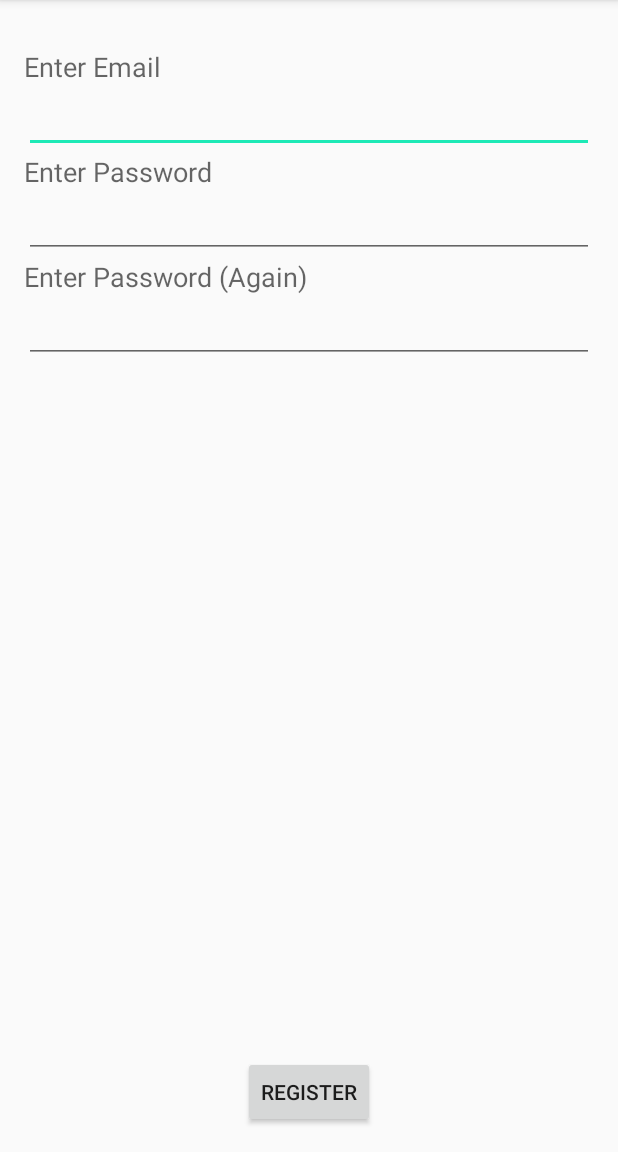
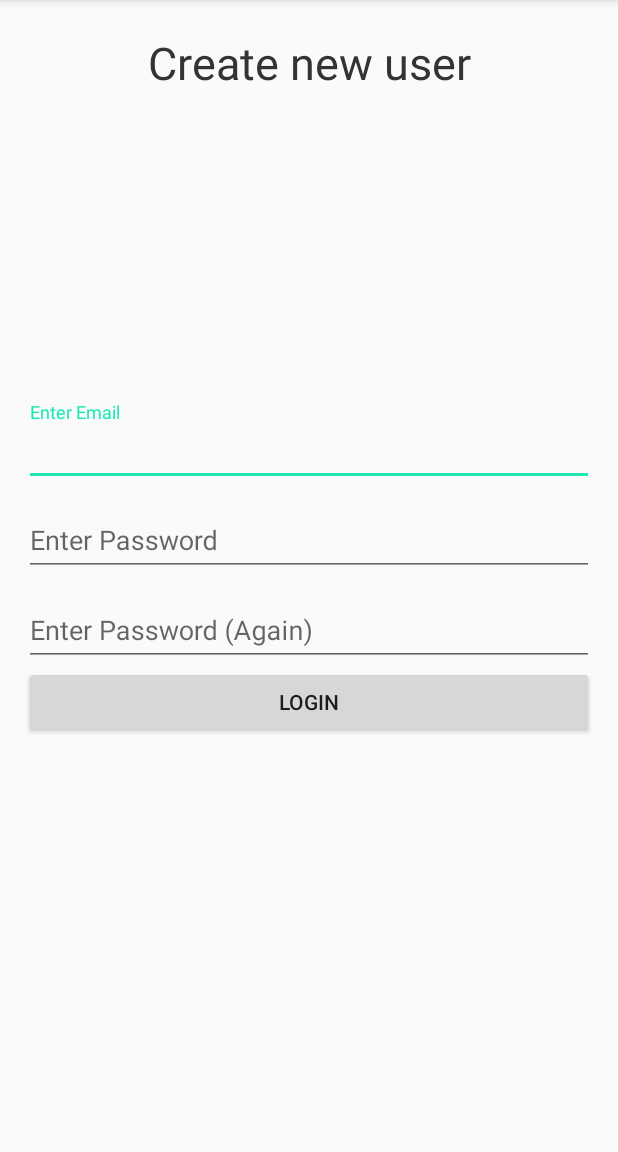
Before and after one commit to akrmn/recicl.ar, an Android app: the Register screen opened directly, with no data from a screen before it, on a phone screen of 412 x 824 dp, the part 84-1236 px from its top. Run offline under Robolectric (Android 15) with nearby library versions, the phone set to English and light mode, and no system bars; our stand-ins replace ButterKnife; libraries missing offline, so code that uses them is left out: com.firebase.client.

Commit message:
CAmbio total en content_register

```diff
--- a/app/build.gradle
+++ b/app/build.gradle
@@ -30,17 +30,17 @@ repositories {
 
 dependencies {
     compile fileTree(dir: 'libs', include: ['*.jar'])
+
+
+
     compile 'com.android.support:appcompat-v7:23.1.1'
     compile 'com.android.support:design:23.1.1'
     compile 'com.android.support:cardview-v7:23.1.1'
     compile 'com.gordonwong:material-sheet-fab:1.2.1'
-
-    compile 'com.firebase:firebase-client-android:2.5.0+'
+    compile 'com.firebase:firebase-client-android:2.5.0'
     compile 'com.firebaseui:firebase-ui:0.3.1'
-
     compile 'com.jakewharton:butterknife:7.0.1'
-
     compile 'com.facebook.android:facebook-android-sdk:4.6.0'
-    compile 'com.google.android.gms:play-services-auth:8.3.0'
+    compile 'com.google.android.gms:play-services-auth:8.4.0'
     compile 'org.twitter4j:twitter4j-core:4.0.2'
 }
--- a/app/src/main/java/ar/recicl/reciclar/activity/Register.java
+++ b/app/src/main/java/ar/recicl/reciclar/activity/Register.java
@@ -2,6 +2,7 @@ package ar.recicl.reciclar.activity;
 
 import android.content.Intent;
 import android.os.Bundle;
+import android.support.design.widget.TextInputLayout;
 import android.widget.EditText;
 import com.firebase.client.Firebase;
 import com.firebase.client.FirebaseError;
@@ -18,6 +19,13 @@ public class Register extends Base {
     @Bind(R.id.input_password1) EditText user_password1;
     @Bind(R.id.input_password2) EditText user_password2;
 
+    @Bind(R.id.emailWrapper)
+    TextInputLayout wrapper_email;
+    @Bind(R.id.password1Wrapper)
+    TextInputLayout wrapper_pass1;
+    @Bind(R.id.password2Wrapper)
+    TextInputLayout wrapper_pass2;
+
     public Register() {
         super(R.layout.activity_register, R.menu.register, R.string.title_activity_main, true);
     }
@@ -29,14 +37,20 @@ public class Register extends Base {
 
     @OnClick(R.id.button_complete_register)
     void onButtonCompleteRegisterClick() {
-        if(getTextAsString(user_email).equals("") ||
-           getTextAsString(user_password1).equals("") ||
-           getTextAsString(user_password2).equals("")){
-            showSnackbarMessage("Por favor, verifique que todos los campos estén llenos", null, null);
+        if(getTextAsString(user_email).equals("")){
+            wrapper_email.setError("Este campo es obligatorio.");
+            return;
+        }
+        if(getTextAsString(user_password1).equals("")){
+            wrapper_pass1.setError("Este campo es obligatorio.");
+            return;
+        }
+        if(getTextAsString(user_password2).equals("")){
+            wrapper_pass2.setError("Este campo es obligatorio.");
             return;
         }
         if(!getTextAsString(user_password1).equals(getTextAsString(user_password2))){
-            showSnackbarMessage("Las contraseñas ingresadas no coinciden.", null, null);
+            wrapper_pass2.setError("Las contraseñas ingresadas no coinciden");
             return;
         }
         getFirebase().createUser(getTextAsString(user_email), getTextAsString(user_password1), new Firebase.ValueResultHandler<Map<String, Object>>() {
@@ -44,11 +58,12 @@ public class Register extends Base {
             public void onSuccess(Map<String, Object> result) {
                 System.out.println("Successfully created user account with uid: " + result.get("uid"));
                 showSnackbarMessage("Cuenta creada satisfactoriamente!", null, null);
+                finish();
             }
             @Override
             public void onError(FirebaseError firebaseError) {
                 switch(firebaseError.getCode()) {
-                    case -15: showSnackbarMessage("El email ingresado no es válido.", null, null);
+                    case -15: wrapper_email.setError("El email ingresado no es válido.");
                               break;
                     case -18: showSnackbarMessage("El email ingresado ya se encuentra registrado.", null, null);
                               break;
--- a/app/src/main/java/ar/recicl/reciclar/activity/Welcome.java
+++ b/app/src/main/java/ar/recicl/reciclar/activity/Welcome.java
@@ -7,6 +7,7 @@ import android.util.Log;
 
 import com.firebase.client.AuthData;
 import com.firebase.client.Firebase;
+import com.firebase.client.FirebaseError;
 import com.firebase.ui.auth.core.AuthProviderType;
 import com.firebase.ui.auth.core.FirebaseLoginBaseActivity;
 import com.firebase.ui.auth.core.FirebaseLoginError;
@@ -43,7 +44,17 @@ public class Welcome extends FirebaseLoginBaseActivity {
 
     @OnClick(R.id.button_login)
     void onButtonLoginClick() {
-        showFirebaseLoginPrompt();
+        //showFirebaseLoginPrompt();
+        Application.getFirebase().authWithPassword("prueba@prueba.prueba", "prueba", new Firebase.AuthResultHandler() {
+            @Override
+            public void onAuthenticated(AuthData authData) {
+                System.out.println("User ID: " + authData.getUid() + ", Provider: " + authData.getProvider());
+            }
+            @Override
+            public void onAuthenticationError(FirebaseError firebaseError) {
+                // there was an error
+            }
+        });
     }
 
     @OnClick(R.id.button_register)
--- a/app/src/main/res/layout/content_register.xml
+++ b/app/src/main/res/layout/content_register.xml
@@ -1,92 +1,98 @@
-<?xml version="1.0" encoding="utf-8"?>
 <RelativeLayout
     xmlns:android="http://schemas.android.com/apk/res/android"
     xmlns:app="http://schemas.android.com/apk/res-auto"
     xmlns:tools="http://schemas.android.com/tools"
     android:layout_width="match_parent"
     android:layout_height="match_parent"
-    android:paddingBottom="@dimen/activity_vertical_margin"
-    android:paddingLeft="@dimen/activity_horizontal_margin"
-    android:paddingRight="@dimen/activity_horizontal_margin"
-    android:paddingTop="@dimen/activity_vertical_margin"
+    android:paddingBottom="16dp"
+    android:paddingLeft="16dp"
+    android:paddingRight="16dp"
+    android:paddingTop="16dp"
     tools:context="ar.recicl.reciclar.activity.Register"
-    tools:showIn="@layout/activity_register" >
+    tools:showIn="@layout/activity_register">
+
+    <RelativeLayout
+        android:layout_width="match_parent"
+        android:layout_height="wrap_content"
+        android:layout_weight="0.5"
+        android:orientation="vertical"
+        android:id="@+id/relativeLayout">
+
+    </RelativeLayout>
 
 
-    <TextView
-        android:layout_width="wrap_content"
+    <RelativeLayout
+        android:layout_width="match_parent"
         android:layout_height="wrap_content"
-        android:textAppearance="?android:attr/textAppearanceMedium"
-        android:text="@string/label_enter_email"
-        android:id="@+id/label_email"
-        android:layout_alignParentTop="true"
+        android:layout_weight="0.5"
+        android:orientation="vertical"
+        android:layout_gravity="center_vertical"
+        android:layout_centerVertical="true"
         android:layout_alignParentLeft="true"
         android:layout_alignParentStart="true"
-        android:layout_marginTop="72dp" />
+        android:id="@+id/relativeLayout2">
 
-    <EditText
-        android:layout_width="wrap_content"
+        <android.support.design.widget.TextInputLayout
+            android:id="@+id/emailWrapper"
+            android:layout_width="match_parent"
+            android:layout_height="wrap_content">
+            <EditText
+                android:id="@+id/input_email"
+                android:layout_width="match_parent"
+                android:layout_height="wrap_content"
+                android:inputType="textEmailAddress"
+                android:hint="@string/label_enter_email"/>
+        </android.support.design.widget.TextInputLayout>
+
+        <android.support.design.widget.TextInputLayout
+            android:id="@+id/password1Wrapper"
+            android:layout_width="match_parent"
+            android:layout_height="wrap_content"
+            android:layout_below="@id/emailWrapper"
+            android:layout_marginTop="4dp">
+            <EditText
+                android:id="@+id/input_password1"
+                android:layout_width="match_parent"
+                android:layout_height="wrap_content"
+                android:inputType="textPassword"
+                android:hint="@string/label_enter_password"/>
+        </android.support.design.widget.TextInputLayout>
+
+        <android.support.design.widget.TextInputLayout
+            android:id="@+id/password2Wrapper"
+            android:layout_width="match_parent"
+            android:layout_height="wrap_content"
+            android:layout_below="@+id/password1Wrapper"
+            android:layout_marginTop="4dp">
+            <EditText
+                android:id="@+id/input_password2"
+                android:layout_width="match_parent"
+                android:layout_height="wrap_content"
+                android:inputType="textPassword"
+                android:hint="@string/label_enter_password_again"/>
+        </android.support.design.widget.TextInputLayout>
+
+    </RelativeLayout>
+
+    <Button
+        android:id="@+id/button_complete_register"
+        android:layout_width="match_parent"
         android:layout_height="wrap_content"
-        android:inputType="textEmailAddress"
-        android:ems="10"
-        android:id="@+id/input_email"
-        android:layout_below="@+id/label_email"
-        android:layout_alignParentLeft="true"
-        android:layout_alignParentStart="true"
-        android:layout_alignParentRight="true"
-        android:layout_alignParentEnd="true" />
-
-    <TextView
-        android:layout_width="wrap_content"
-        android:layout_height="wrap_content"
-        android:textAppearance="?android:attr/textAppearanceMedium"
-        android:text="@string/label_enter_password"
-        android:id="@+id/label_password1"
-        android:layout_below="@+id/input_email"
+        android:text="@string/label_login"
+        android:layout_below="@+id/relativeLayout2"
         android:layout_alignParentLeft="true"
         android:layout_alignParentStart="true" />
 
     <TextView
-        android:layout_width="wrap_content"
+        android:layout_width="match_parent"
         android:layout_height="wrap_content"
-        android:textAppearance="?android:attr/textAppearanceMedium"
-        android:text="@string/label_enter_password_again"
-        android:id="@+id/label_password2"
-        android:layout_below="@+id/input_password1"
+        android:gravity="center"
+        android:text="@string/register_message"
+        android:textSize="30sp"
+        android:textColor="#333333"
+        android:layout_marginTop="61dp"
+        android:layout_below="@+id/relativeLayout"
         android:layout_alignParentLeft="true"
         android:layout_alignParentStart="true" />
 
-    <EditText
-        android:layout_width="wrap_content"
-        android:layout_height="wrap_content"
-        android:inputType="textPassword"
-        android:ems="10"
-        android:id="@+id/input_password1"
-        android:layout_below="@+id/label_password1"
-        android:layout_alignParentLeft="true"
-        android:layout_alignParentStart="true"
-        android:layout_alignRight="@+id/input_email"
-        android:layout_alignEnd="@+id/input_email" />
-
-    <EditText
-        android:layout_width="wrap_content"
-        android:layout_height="wrap_content"
-        android:inputType="textPassword"
-        android:ems="10"
-        android:id="@+id/input_password2"
-        android:layout_below="@+id/label_password2"
-        android:layout_alignParentLeft="true"
-        android:layout_alignParentStart="true"
-        android:layout_alignRight="@+id/input_password1"
-        android:layout_alignEnd="@+id/input_password1" />
-
-    <Button
-        style="?android:attr/buttonStyleSmall"
-        android:layout_width="wrap_content"
-        android:layout_height="wrap_content"
-        android:text="@string/label_register"
-        android:id="@+id/button_complete_register"
-        android:layout_alignParentBottom="true"
-        android:layout_centerHorizontal="true" />
-
 </RelativeLayout>
--- a/app/src/main/res/values/strings.xml
+++ b/app/src/main/res/values/strings.xml
@@ -1,6 +1,7 @@
 <resources>
     <string name="app_name">recicl.ar</string>
     <string name="welcome_message">Welcome to the amazing world of recycling :)</string>
+    <string name="register_message">Create new user</string>
 
     <string name="action_profile">Profile</string>
     <string name="fab_sheet_item_recycle">Recycle</string>
```
Also changed, not shown: app/src/main/AndroidManifest.xml (+5 -5 lines), 1 other file.
